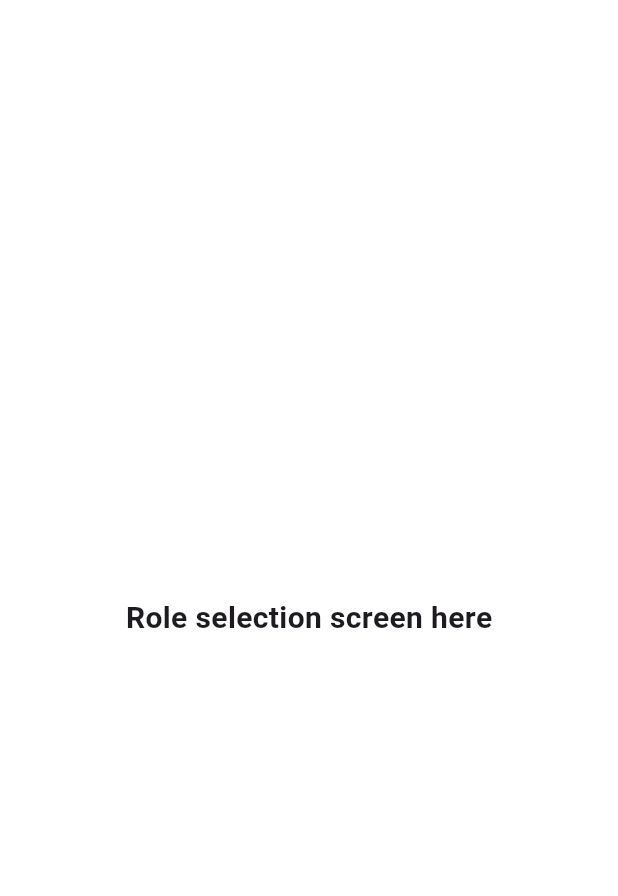
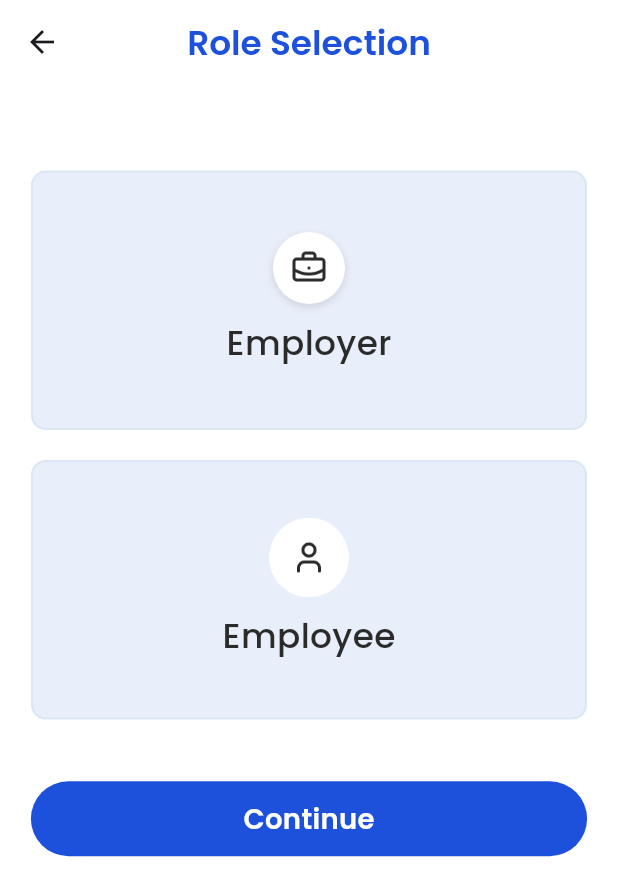
Before and after one commit to Dev-Ninjas-Backup/hollyb1213, a Flutter app: the RoleSelectionScreen screen opened by its route, on a phone screen of 412 x 824 dp. Shown: the top 896 px of the screen. Run offline on Flutter 3.47's test engine with Material 3 defaults, Android fonts, the phone set to English and light mode, and no system bars; our stand-ins replace flutter_easyloading, flutter_screenutil, get, google_fonts.

Commit message:
added by custom text field, custton button and role selection screen done

```diff
--- a/lib/core/common/constants/appcolor.dart
+++ b/lib/core/common/constants/appcolor.dart
@@ -3,4 +3,9 @@ import 'package:flutter/widgets.dart';
 class Appcolor {
   static const Color primaryColor = Color(0xFF1E51DB);
   static const backgroundcolor = Color(0XFFFFFFFF);
+  static const appSecondaryColor = Color(0xFFE9EEFB);
+
+  static const appBorderColor = Color(0xFFDCE7F5);
+  static const appBodyColor = Color(0xFF2D4059);
+  static const appTextColor = Color(0xFF2B2B2B);
 }
--- a/lib/core/common/constants/iconpath.dart
+++ b/lib/core/common/constants/iconpath.dart
@@ -1,3 +1,4 @@
 class Iconpath {
-  static String googleIcon = '';
+  static String employer = 'assets/icons/employer.png';
+  static String employee = 'assets/icons/employee.png';
 }
--- /dev/null
+++ b/lib/core/common/constants/widget/custom_button.dart
@@ -0,0 +1,40 @@
+import 'package:flutter/material.dart';
+import 'package:flutter_screenutil/flutter_screenutil.dart';
+import 'package:hollyb1213/core/common/constants/appcolor.dart';
+import 'package:hollyb1213/core/common/style/global_text_style.dart';
+
+class CustomButton extends StatelessWidget {
+  final String buttonText;
+  final VoidCallback onTap;
+  const CustomButton({
+    required this.buttonText,
+    required this.onTap,
+    super.key,
+  });
+
+  @override
+  Widget build(BuildContext context) {
+    return GestureDetector(
+      onTap: onTap,
+
+      child: Container(
+        padding: EdgeInsets.symmetric(vertical: 10.h),
+
+        alignment: Alignment.center,
+        decoration: BoxDecoration(
+          color: Appcolor.primaryColor,
+
+          borderRadius: BorderRadius.circular(24.r),
+        ),
+        child: Text(
+          buttonText,
+          style: getTextStyle(
+            fontSize: 14.sp,
+            fontWeight: FontWeight.w600,
+            color: Colors.white,
+          ),
+        ),
+      ),
+    );
+  }
+}
--- /dev/null
+++ b/lib/features/auth/role_selection/controller/role_selection_controller.dart
@@ -0,0 +1,11 @@
+import 'package:get/get.dart';
+
+class RoleSelectionController extends GetxController {
+  var selectedRole = ''.obs;
+
+  void selectRole(String role) {
+    selectedRole.value = role;
+  }
+
+  bool get isRoleSelected => selectedRole.isNotEmpty;
+}
--- a/lib/features/auth/role_selection/screen/role_selection_screen.dart
+++ b/lib/features/auth/role_selection/screen/role_selection_screen.dart
@@ -1,17 +1,137 @@
 import 'package:flutter/material.dart';
+import 'package:get/get.dart';
 import 'package:hollyb1213/core/common/constants/appcolor.dart';
+import 'package:hollyb1213/core/common/constants/iconpath.dart';
+import 'package:hollyb1213/core/common/constants/widget/custom_button.dart';
+import 'package:hollyb1213/core/common/style/global_text_style.dart';
+import 'package:hollyb1213/features/auth/role_selection/controller/role_selection_controller.dart';
 
 class RoleSelectionScreen extends StatelessWidget {
   const RoleSelectionScreen({super.key});
 
   @override
   Widget build(BuildContext context) {
+    final ctrl = Get.put(RoleSelectionController());
+    final width = MediaQuery.of(context).size.width;
+    final height = MediaQuery.of(context).size.height;
+
     return Scaffold(
       backgroundColor: Appcolor.backgroundcolor,
-      body: Center(
-        child: Text(
-          ('Role selection screen here'),
-          style: TextStyle(fontSize: 20, fontWeight: FontWeight.bold),
+      appBar: AppBar(
+        backgroundColor: Appcolor.backgroundcolor,
+        centerTitle: true,
+        title: Text(
+          "Role Selection",
+          style: getTextStyle(
+            color: Appcolor.primaryColor,
+            fontSize: 20,
+            fontWeight: FontWeight.w600,
+          ),
+        ),
+      ),
+      body: Padding(
+        padding: EdgeInsets.symmetric(horizontal: width * 0.05),
+        child: Column(
+          mainAxisAlignment: MainAxisAlignment.start,
+          children: [
+            SizedBox(height: height * 0.07),
+
+            // Employer Box
+            Obx(
+              () => GestureDetector(
+                onTap: () => ctrl.selectRole('Employer'),
+                child: Container(
+                  width: double.infinity,
+                  height: 173,
+                  decoration: BoxDecoration(
+                    color: Appcolor.appSecondaryColor,
+                    borderRadius: BorderRadius.circular(10),
+                    border: Border.all(
+                      color: ctrl.selectedRole.value == 'Employer'
+                          ? Appcolor.primaryColor
+                          : Appcolor.appBorderColor,
+                      width: 1.5,
+                    ),
+                  ),
+                  child: Column(
+                    mainAxisAlignment: MainAxisAlignment.center,
+                    children: [
+                      Container(
+                        padding: EdgeInsets.all(12),
+                        decoration: BoxDecoration(
+                          color: Appcolor.backgroundcolor,
+                          shape: BoxShape.circle,
+                          boxShadow: [
+                            BoxShadow(
+                              color: Colors.black12,
+                              blurRadius: 4,
+                              offset: Offset(0, 2),
+                            ),
+                          ],
+                        ),
+                        child: Image.asset(
+                          Iconpath.employer,
+                          width: 24,
+                          height: 24,
+                        ),
+                      ),
+                      SizedBox(height: 10),
+                      Text(
+                        "Employer",
+                        style: getTextStyle(
+                          fontSize: 20,
+                          color: Appcolor.appTextColor,
+                          fontWeight: FontWeight.w500,
+                        ),
+                      ),
+                    ],
+                  ),
+                ),
+              ),
+            ),
+
+            SizedBox(height: 20),
+            // Employee Box
+            Obx(
+              () => GestureDetector(
+                onTap: () => ctrl.selectRole('Employee'),
+                child: Container(
+                  width: double.infinity,
+                  height: 173,
+                  decoration: BoxDecoration(
+                    color: Appcolor.appSecondaryColor,
+                    borderRadius: BorderRadius.circular(10),
+                    border: Border.all(
+                      color: ctrl.selectedRole.value == 'Employee'
+                          ? Appcolor.primaryColor
+                          : Appcolor.appBorderColor,
+                      width: 1.5,
+                    ),
+                  ),
+                  child: Column(
+                    mainAxisAlignment: MainAxisAlignment.center,
+                    children: [
+                      Image.asset(Iconpath.employee, height: 53, width: 53),
+                      SizedBox(height: 10),
+                      Text(
+                        "Employee",
+                        style: getTextStyle(
+                          fontSize: 20,
+                          color: Appcolor.appTextColor,
+                          fontWeight: FontWeight.w500,
+                        ),
+                      ),
+                    ],
+                  ),
+                ),
+              ),
+            ),
+
+            SizedBox(height: height * 0.05),
+
+            // ✅ Custom Button
+            Obx(() => CustomButton(buttonText: "Continue", onTap: () {})),
+          ],
         ),
       ),
     );
```
Also changed, not shown: lib/core/common/constants/widget/custom_text_field.dart (added, +69 -0 lines), lib/core/common/style/global_text_style.dart (+13 -0 lines), assets/icons/employee.png (added), assets/icons/employer.png (added).
